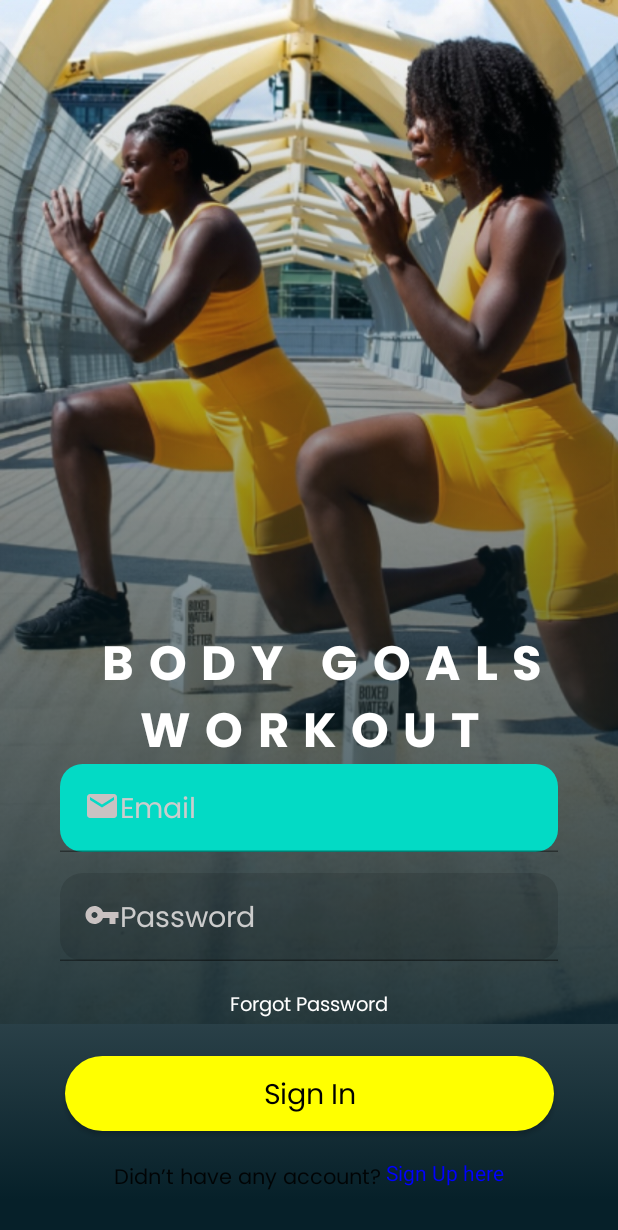
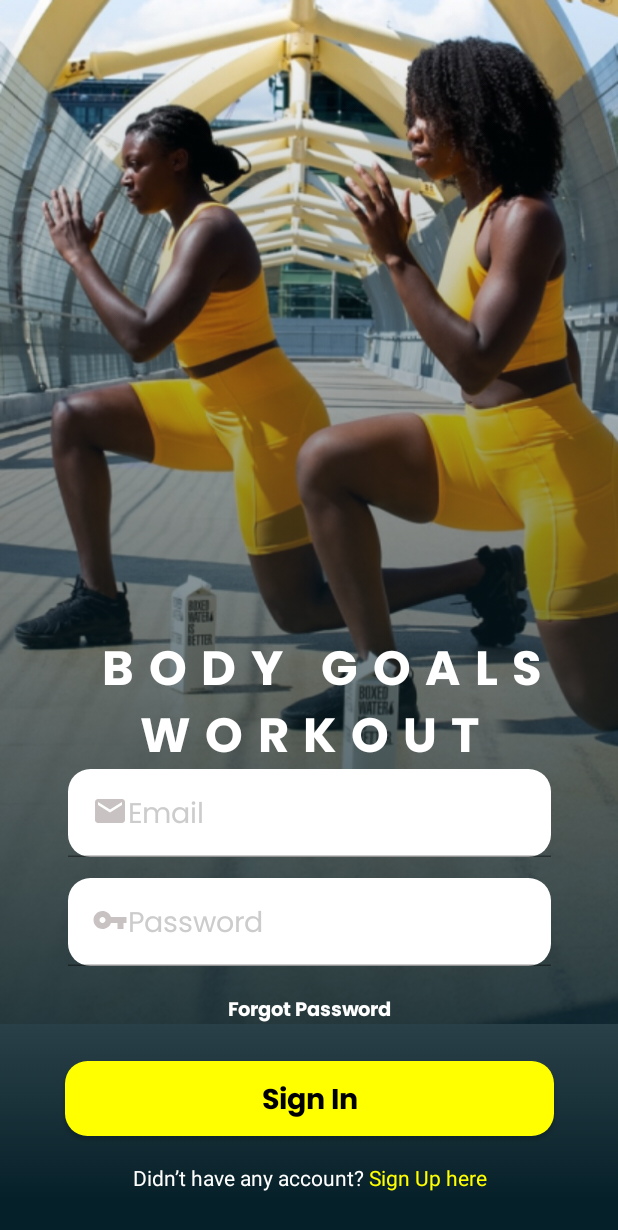
Before and after one commit to GersonDev/android-gimnasio, an Android app built with Jetpack Compose: the screen it shows after launch (MainActivity), after a tap on "Get Started", on a phone screen of 412 x 824 dp. Shown: the top 1230 px of the screen. Run offline under Robolectric (Android 15) with nearby library versions, the phone set to English and light mode, and no system bars; our stand-ins replace livedata-compose.

Commit message:
Pantalla completa login

```diff
--- a/app/src/main/java/com/example/android_gimnasio/presentation/components/LoginPantalla.kt
+++ b/app/src/main/java/com/example/android_gimnasio/presentation/components/LoginPantalla.kt
@@ -16,11 +16,14 @@ import androidx.compose.ui.geometry.CornerRadius
 import androidx.compose.ui.graphics.Brush
 import androidx.compose.ui.graphics.Color
 import androidx.compose.ui.graphics.Color.Companion.Blue
+import androidx.compose.ui.graphics.Color.Companion.White
+import androidx.compose.ui.graphics.Color.Companion.Yellow
 import androidx.compose.ui.graphics.RectangleShape
 import androidx.compose.ui.layout.ContentScale
 import androidx.compose.ui.res.painterResource
 import androidx.compose.ui.text.*
 import androidx.compose.ui.text.font.FontFamily
+import androidx.compose.ui.text.font.FontWeight
 import androidx.compose.ui.text.input.KeyboardType
 import androidx.compose.ui.text.input.PasswordVisualTransformation
 import androidx.compose.ui.text.style.TextAlign
@@ -90,7 +93,7 @@ fun LoginPantalla(
                 onValueChange = onValueChangeCorreo,
                 shape = RoundedCornerShape(15.dp),
                 colors = TextFieldDefaults.textFieldColors(
-                    backgroundColor = Color(0xFF03DAC5)
+                    backgroundColor = Color(0xFFFFFFFF)
                 ),
                 label = {
                     Row {
@@ -103,7 +106,7 @@ fun LoginPantalla(
                             color = Color.LightGray,
                             style = MaterialTheme.typography.body1,
                             modifier = Modifier
-                                .width(276.dp)
+                                .width(266.dp)
                                 .height(50.dp),
                         )
                     }
@@ -117,8 +120,9 @@ fun LoginPantalla(
                 value = password,
                 onValueChange = onValueChangePassword,
                 shape = RoundedCornerShape(15.dp),
-                modifier = Modifier
-                    .background(color = Color.Transparent),
+                colors = TextFieldDefaults.textFieldColors(
+                    backgroundColor = Color(0xFFFFFFFF)
+                ),
                 visualTransformation = PasswordVisualTransformation(),
                 keyboardOptions = KeyboardOptions(keyboardType = KeyboardType.Password),
                 label = {
@@ -132,7 +136,7 @@ fun LoginPantalla(
                             color = Color.LightGray,
                             style = MaterialTheme.typography.body1,
                             modifier = Modifier
-                                .width(276.dp)
+                                .width(266.dp)
                                 .height(50.dp),
                         )
                     }
@@ -143,6 +147,7 @@ fun LoginPantalla(
                 "Forgot Password",
                 color = Color.White,
                 style = MaterialTheme.typography.body1,
+                fontWeight = FontWeight.Bold,
                 fontSize = 13.sp,
                 modifier = Modifier
                     .padding(top = 20.dp, bottom = 5.dp)
@@ -150,7 +155,7 @@ fun LoginPantalla(
             Button(
                 onClick = onClickLoginPantalla,
                 colors = ButtonDefaults.buttonColors(backgroundColor = Color.Yellow),
-                shape = RoundedCornerShape(50.dp),
+                shape = RoundedCornerShape(15.dp),
                 modifier = Modifier
                     .padding(top = 20.dp, bottom = 5.dp)
                     .width(326.dp)
@@ -159,6 +164,7 @@ fun LoginPantalla(
                 content = {
                     Text(
                         "Sign In",
+                        fontWeight = FontWeight.Bold,
                         color = Color.Black,
                         style = MaterialTheme.typography.body1
                     )
@@ -167,13 +173,15 @@ fun LoginPantalla(
             Row(modifier = Modifier.padding(top = 15.dp, bottom = 30.dp)) {
                 Text(
                     "Didn’t have any account?",
-                    style = MaterialTheme.typography.body1,
+                    style = TextStyle(
+                        color = White
+                    ),
                     fontSize = 14.sp
                 )
                 ClickableText(
                     text = AnnotatedString(" Sign Up here"),
                     style = TextStyle(
-                        color = Blue,
+                        color = Yellow,
                     ),
                     onClick = { }
                 )
```
